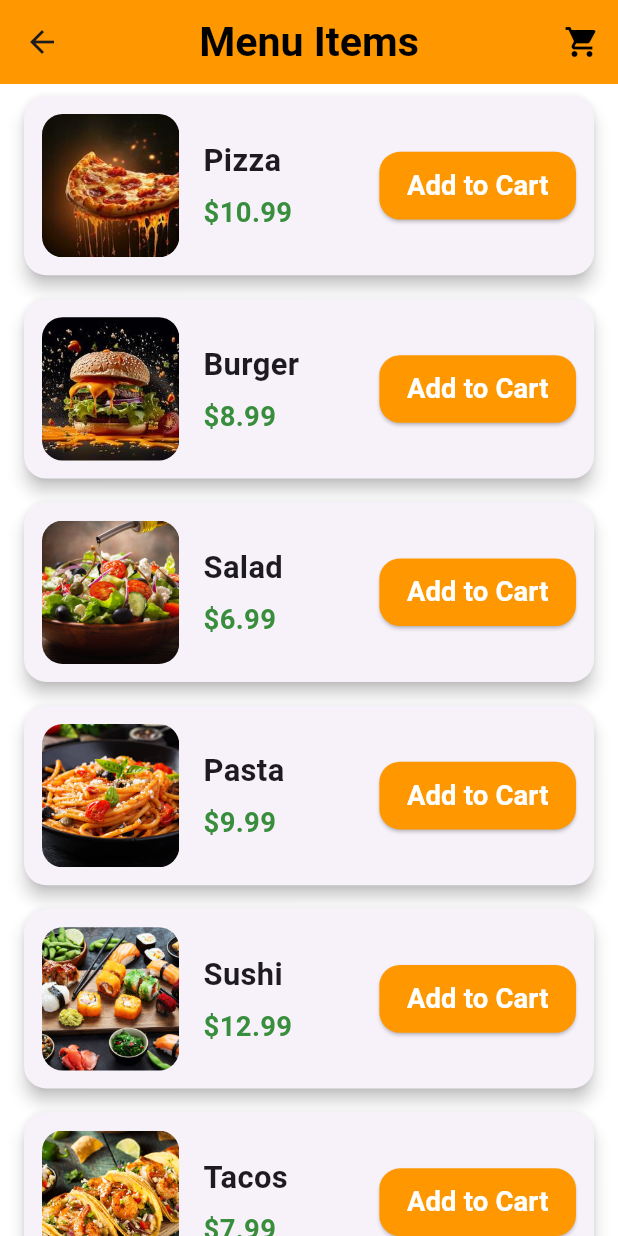
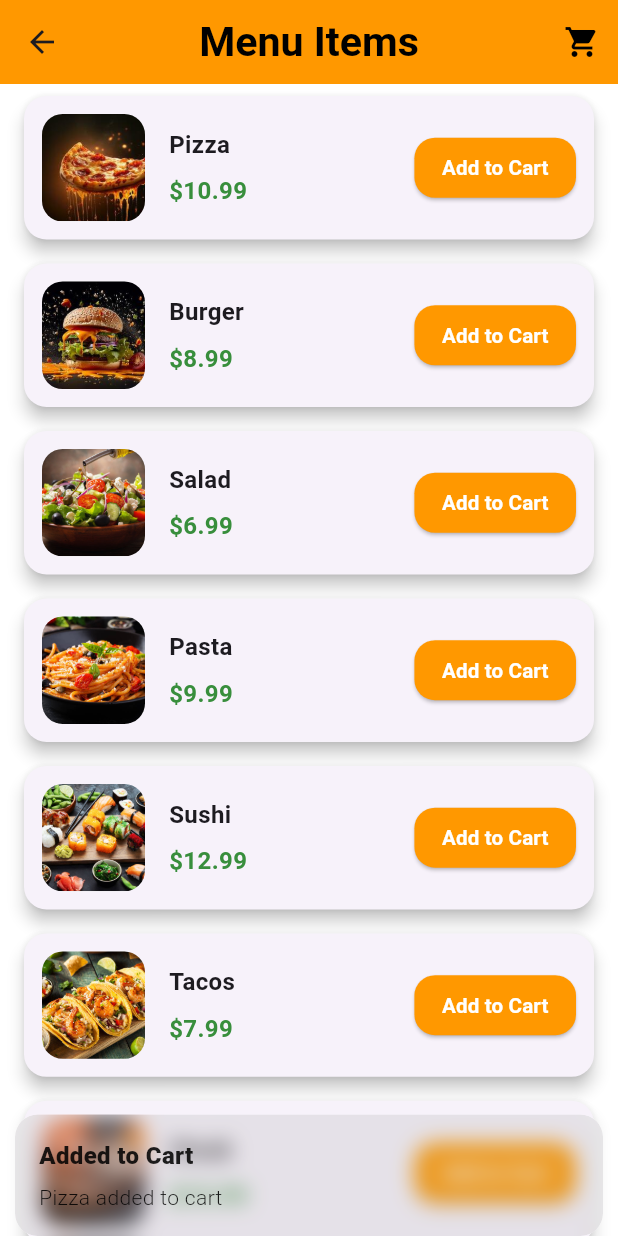
Before and after one commit to ibraam123/basic_resturant_app, a Flutter app: the HomePage screen opened by its route, after a tap on "Add to Cart", on a phone screen of 412 x 824 dp. Run offline on Flutter 3.47's test engine with Material 3 defaults, Android fonts, the phone set to English and light mode, and no system bars; our stand-ins replace firebase_auth, firebase_core, flutter_screenutil, get; accounts and stored records are empty.

Commit message:
changes sizes to fit with screen util package

```diff
--- a/lib/pages/cart_page.dart
+++ b/lib/pages/cart_page.dart
@@ -22,7 +22,7 @@ class _CartPageState extends State<CartPage> {
     return Scaffold(
       appBar: AppBar(
         backgroundColor: Colors.orange,
-        title: const Text(
+        title: Text(
           "Your Cart",
           style: TextStyle(
             color: Colors.black,
--- a/lib/widgets/custom_card_item.dart
+++ b/lib/widgets/custom_card_item.dart
@@ -26,8 +26,8 @@ class FoodItemCard extends StatelessWidget {
             children: [
               // Image section
               Container(
-                width: 80.w,
-                height: 80.h,
+                width: 60.w,
+                height: 60.h,
                 decoration: BoxDecoration(
                   borderRadius: BorderRadius.circular(12.r),
                   color: Colors.grey.shade200,
@@ -44,8 +44,6 @@ class FoodItemCard extends StatelessWidget {
               ),
 
               const SizedBox(width: 16),
-
-              // Info section
               Expanded(
                 child: Column(
                   crossAxisAlignment: CrossAxisAlignment.start,
@@ -53,7 +51,7 @@ class FoodItemCard extends StatelessWidget {
                     Text(
                       item.name,
                       style: TextStyle(
-                        fontSize: 18.sp,
+                        fontSize: 14.sp,
                         fontWeight: FontWeight.bold,
                       ),
                     ),
@@ -63,7 +61,7 @@ class FoodItemCard extends StatelessWidget {
                     Text(
                       '\$${item.price.toString()}',
                       style: TextStyle(
-                        fontSize: 16.sp,
+                        fontSize: 14.sp,
                         color: Colors.green.shade700,
                         fontWeight: FontWeight.w600,
                       ),
@@ -75,6 +73,11 @@ class FoodItemCard extends StatelessWidget {
               ElevatedButton(
                 onPressed: () {
                   Get.find<ItemsController>().addToCart(item);
+                  Get.snackbar(
+                    "Added to Cart",
+                    "${item.name} added to cart",
+                    snackPosition: SnackPosition.BOTTOM,
+                  );
                 },
                 style: ElevatedButton.styleFrom(
                   backgroundColor: Colors.orange,
@@ -86,7 +89,7 @@ class FoodItemCard extends StatelessWidget {
                 child: Text(
                   'Add to Cart',
                   style: TextStyle(
-                    fontSize: 16.sp,
+                    fontSize: 12.sp,
                     color: Colors.white,
                     fontWeight: FontWeight.bold,
                   ),
```
Also changed, not shown: lib/pages/login_page.dart (+6 -7 lines), lib/widgets/header_widget.dart (+5 -5 lines), lib/helper/helper_functions.dart (deleted).
